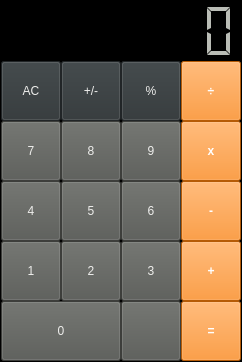
Old version of the form src/ui/qt/forms/qt_calculator.ui in the repository lucassaporetti/qt-calculator.
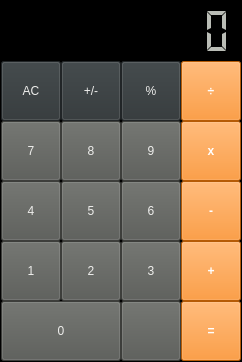
New version of the form. Custom widgets are drawn as their Qt base class.

Patch:
```diff
--- a/src/ui/qt/forms/qt_calculator.ui
+++ b/src/ui/qt/forms/qt_calculator.ui
@@ -98,6 +98,9 @@
         <property name="lineWidth">
          <number>0</number>
         </property>
+        <property name="smallDecimalPoint">
+         <bool>true</bool>
+        </property>
         <property name="digitCount">
          <number>8</number>
         </property>
```
